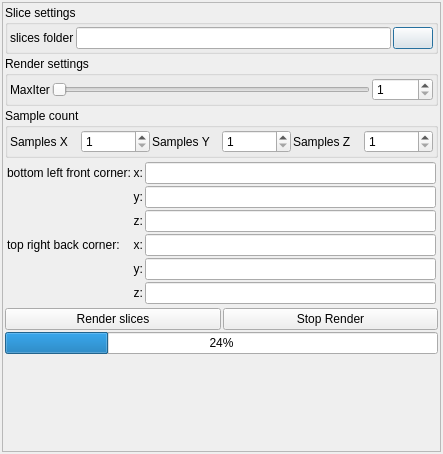
This is mandelbulber2/qt/volume_slice_dialog.ui in buddhi1980/mandelbulber2 as Qt 5 draws it before an edit. The edited form follows.
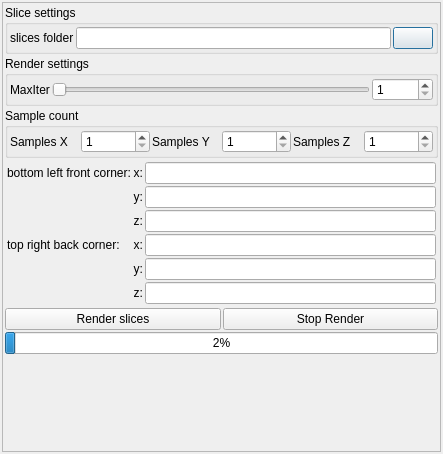
This is the edited form. Icons and pictures are not drawn. Custom widgets are drawn as their Qt base class.

Commit message: Improved quality of volume slices (finally distance estimation gives better results). Corrected progressbar (there was wrong maximum). Removed ui_volume_slice_dialog.h from repository, because it's derived file.

The edit to the form file:
```diff
--- a/mandelbulber2/qt/volume_slice_dialog.ui
+++ b/mandelbulber2/qt/volume_slice_dialog.ui
@@ -484,6 +484,9 @@
        </item>
        <item>
         <widget class="QProgressBar" name="progressBar">
+         <property name="maximum">
+          <number>1000</number>
+         </property>
          <property name="value">
           <number>24</number>
          </property>
```
The commit also changes 2 other files.
